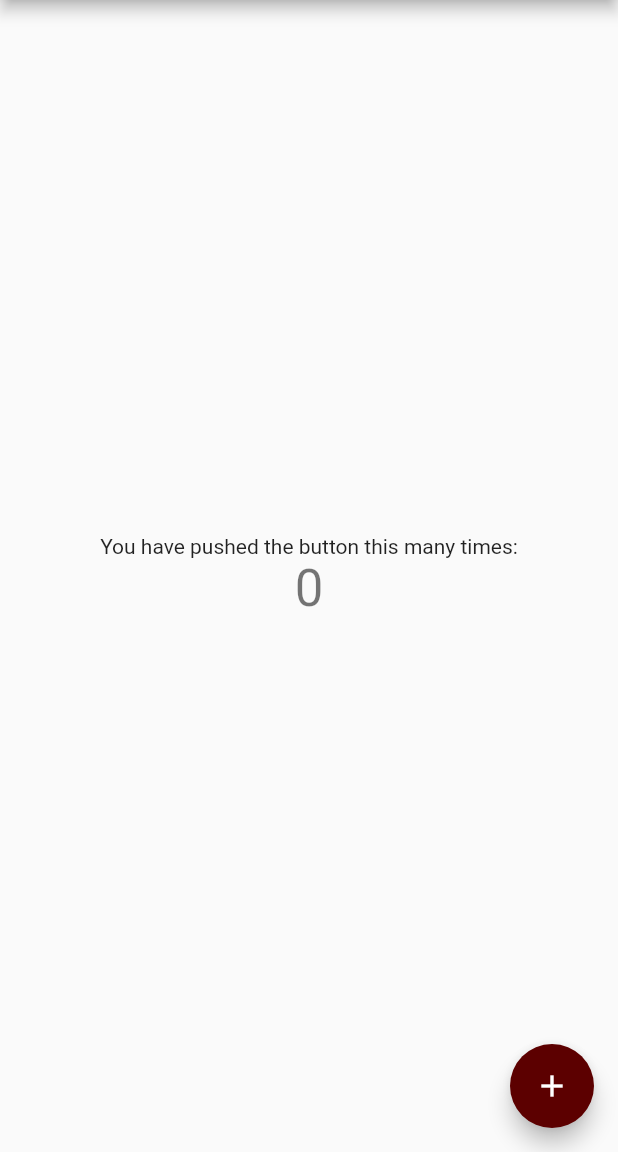
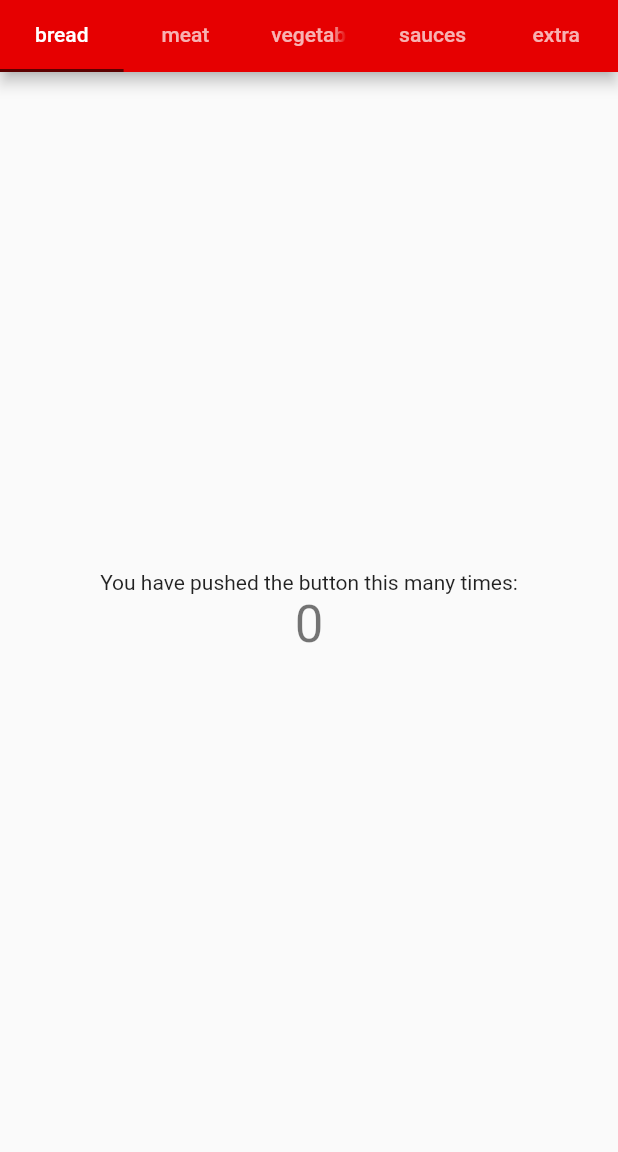
Before and after one commit to INF-EIS/McComposer, a Flutter app: the screen it shows after launch, on a phone screen of 412 x 824 dp, the part 84-1236 px from its top. Run offline on Flutter 3.47's test engine with Material 2 defaults, Android fonts, the phone set to English and light mode, and no system bars.

Commit message:
made tabview

```diff
--- a/mc_composer/lib/main.dart
+++ b/mc_composer/lib/main.dart
@@ -3,20 +3,21 @@ import 'package:flutter/material.dart';
 void main() {
   runApp(const MyApp());
 }
+
 class Palette {
   static const MaterialColor mcDoRed = MaterialColor(
     0xFFe60001, // 0% comes in here, this will be color picked if no shade is selected when defining a Color property which doesn’t require a swatch.
     <int, Color>{
-      50: Color(0xffcf0001),//10%
-      100: Color(0xffb80001),//20%
-      200: Color(0xffb80001),//30%
-      300: Color(0xff8a0001),//40%
-      400: Color(0xff730001),//50%
-      500: Color(0xff5c0000),//60%
-      600: Color(0xff450000),//70%
-      700: Color(0xff2e0000),//80%
-      800: Color(0xff170000),//90%
-      900: Color(0xff170000),//100%
+      50: Color(0xffcf0001), //10%
+      100: Color(0xffb80001), //20%
+      200: Color(0xffb80001), //30%
+      300: Color(0xff8a0001), //40%
+      400: Color(0xff730001), //50%
+      500: Color(0xff5c0000), //60%
+      600: Color(0xff450000), //70%
+      700: Color(0xff2e0000), //80%
+      800: Color(0xff170000), //90%
+      900: Color(0xff170000), //100%
     },
   );
 } // you can define define int 500 as the default shade and add your lighter tints above and darker tints below.
@@ -41,7 +42,8 @@ class MyApp extends StatelessWidget {
         // is not restarted.
         primarySwatch: Palette.mcDoRed,
       ),
-      home: const MyHomePage(title: 'McComposer'),
+      home: const DefaultTabController(
+          length: 5, child: MyHomePage(title: 'McComposer')),
     );
   }
 }
@@ -91,11 +93,24 @@ class _MyHomePageState extends State<MyHomePage> {
         // Here we take the value from the MyHomePage object that was created by
         // the App.build method, and use it to set our appbar title.
         title: Row(children: <Widget>[
-        Image.asset('assets/McDoLogo.png', fit: BoxFit.cover, width: 25, height: 20),
+          Image.asset('assets/McDoLogo.png',
+              fit: BoxFit.cover, width: 25, height: 20),
           const Padding(padding: EdgeInsets.all(5.0)),
           Text(widget.title)
-      ])),
-      body: Center(
+        ]),
+        bottom: const TabBar(
+          tabs: [
+            Tab(text: "bread"),
+            Tab(text: "meat"),
+            Tab(text: "vegetables"),
+            Tab(text: "sauces"),
+            Tab(text: "extra"),
+          ],
+        ),
+      ),
+      body: TabBarView(
+        children: [
+          Center(
             // Center is a layout widget. It takes a single child and positions it
             // in the middle of the parent.
             child: Column(
@@ -125,11 +140,12 @@ class _MyHomePageState extends State<MyHomePage> {
               ],
             ),
           ),
-      floatingActionButton: FloatingActionButton(
-        onPressed: _incrementCounter,
-        tooltip: 'Increment',
-        child: const Icon(Icons.add),
-      ), // This trailing comma makes auto-formatting nicer for build methods.
+          const SizedBox.shrink(),
+          const SizedBox.shrink(),
+          const SizedBox.shrink(),
+          const SizedBox.shrink(),
+        ],
+      ),
     );
   }
 }
```
Also changed, not shown: 1 other file. Lines whose indentation alone changed are shown as unchanged.
